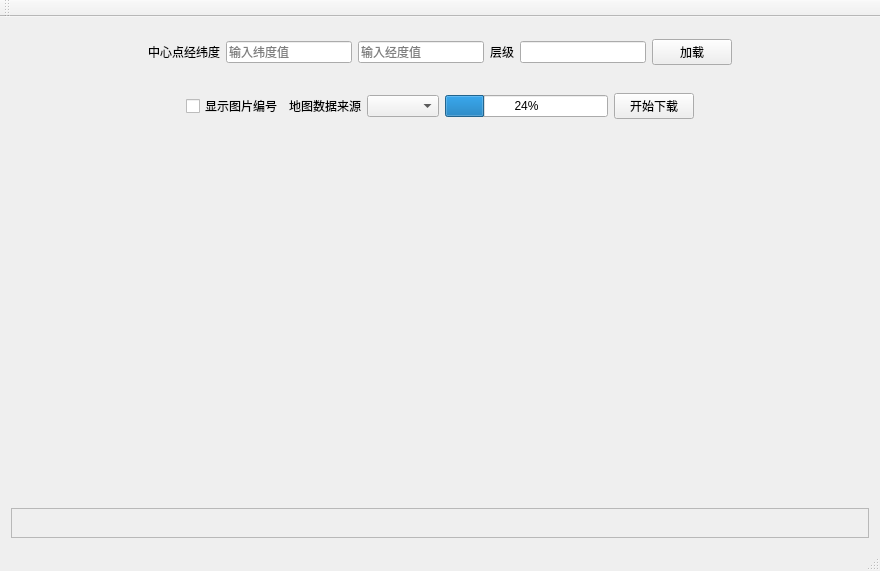
Above: zchx_ecdis/mainwindow.ui from bnufree/zchxMap before the change. Below: the same form after it.
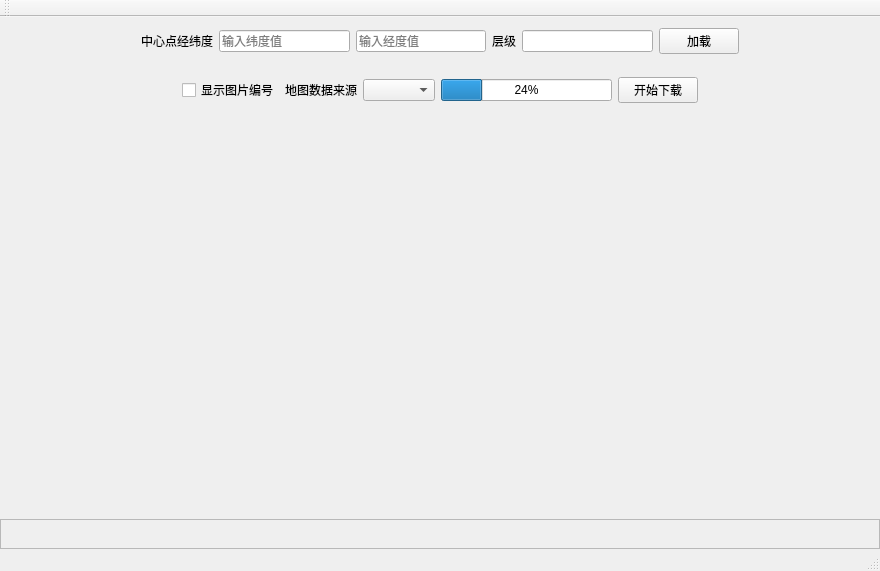
That is the form after the change.

```diff
--- a/zchx_ecdis/mainwindow.ui
+++ b/zchx_ecdis/mainwindow.ui
@@ -15,6 +15,21 @@
   </property>
   <widget class="QWidget" name="centralWidget">
    <layout class="QVBoxLayout" name="verticalLayout" stretch="0,0,0,0">
+    <property name="spacing">
+     <number>1</number>
+    </property>
+    <property name="leftMargin">
+     <number>0</number>
+    </property>
+    <property name="topMargin">
+     <number>0</number>
+    </property>
+    <property name="rightMargin">
+     <number>0</number>
+    </property>
+    <property name="bottomMargin">
+     <number>0</number>
+    </property>
     <item>
      <widget class="QFrame" name="load_frame">
       <property name="sizePolicy">
@@ -161,7 +176,25 @@
      </widget>
     </item>
     <item>
-     <widget class="QFrame" name="ecdis_frame"/>
+     <widget class="QFrame" name="ecdis_frame">
+      <layout class="QVBoxLayout" name="verticalLayout_2">
+       <property name="spacing">
+        <number>0</number>
+       </property>
+       <property name="leftMargin">
+        <number>0</number>
+       </property>
+       <property name="topMargin">
+        <number>0</number>
+       </property>
+       <property name="rightMargin">
+        <number>0</number>
+       </property>
+       <property name="bottomMargin">
+        <number>0</number>
+       </property>
+      </layout>
+     </widget>
     </item>
     <item>
      <widget class="QFrame" name="pos_frame">
```
